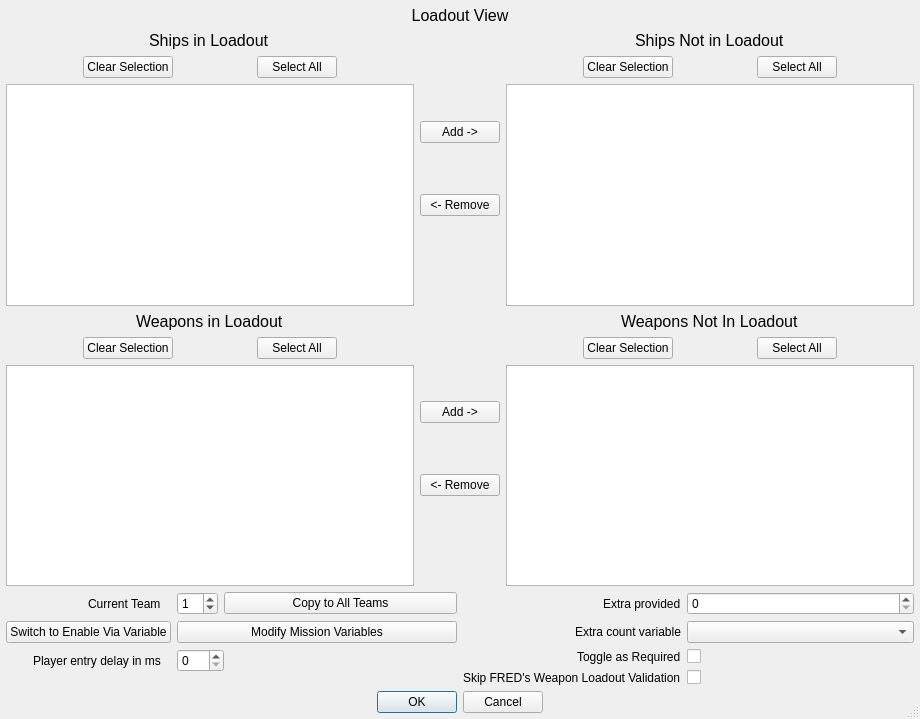
This is qtfred/ui/TeamLoadoutDialog.ui in scp-fs2open/fs2open.github.com as Qt 5 draws it before an edit. The edited form follows.
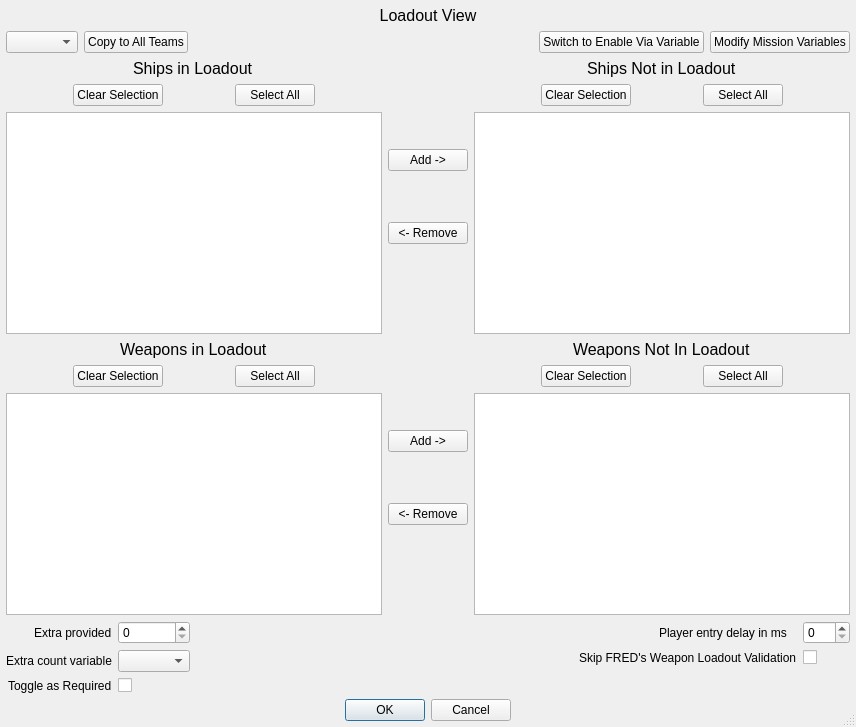
This is the edited form.

Commit message: show team list as dropdown like other dialogs

```diff
--- a/qtfred/ui/TeamLoadoutDialog.ui
+++ b/qtfred/ui/TeamLoadoutDialog.ui
@@ -12,8 +12,8 @@
    <rect>
     <x>0</x>
     <y>0</y>
-    <width>920</width>
-    <height>719</height>
+    <width>856</width>
+    <height>727</height>
    </rect>
   </property>
   <property name="minimumSize">
@@ -79,6 +79,53 @@
        </property>
       </widget>
      </item>
+     <item>
+      <layout class="QHBoxLayout" name="horizontalLayout">
+       <item>
+        <widget class="QComboBox" name="currentTeamComboBox"/>
+       </item>
+       <item>
+        <widget class="QPushButton" name="copyLoadoutToOtherTeamsButton">
+         <property name="sizePolicy">
+          <sizepolicy hsizetype="Minimum" vsizetype="Fixed">
+           <horstretch>0</horstretch>
+           <verstretch>0</verstretch>
+          </sizepolicy>
+         </property>
+         <property name="text">
+          <string>Copy to All Teams</string>
+         </property>
+        </widget>
+       </item>
+       <item>
+        <spacer name="horizontalSpacer_3">
+         <property name="orientation">
+          <enum>Qt::Horizontal</enum>
+         </property>
+         <property name="sizeHint" stdset="0">
+          <size>
+           <width>40</width>
+           <height>20</height>
+          </size>
+         </property>
+        </spacer>
+       </item>
+       <item>
+        <widget class="QPushButton" name="switchViewButton">
+         <property name="text">
+          <string>Switch to Enable Via Variable</string>
+         </property>
+        </widget>
+       </item>
+       <item>
+        <widget class="QPushButton" name="editVariables">
+         <property name="text">
+          <string>Modify Mission Variables</string>
+         </property>
+        </widget>
+       </item>
+      </layout>
+     </item>
      <item>
       <layout class="QHBoxLayout" name="upperHorizontalLayout">
        <item>
@@ -627,108 +674,6 @@
        <property name="sizeConstraint">
         <enum>QLayout::SetDefaultConstraint</enum>
        </property>
-       <item>
-        <layout class="QFormLayout" name="leftFooterForm">
-         <property name="sizeConstraint">
-          <enum>QLayout::SetDefaultConstraint</enum>
-         </property>
-         <property name="labelAlignment">
-          <set>Qt::AlignRight|Qt::AlignTrailing|Qt::AlignVCenter</set>
-         </property>
-         <item row="0" column="0">
-          <widget class="QLabel" name="currentTeamLabel">
-           <property name="text">
-            <string>Current Team   </string>
-           </property>
-          </widget>
-         </item>
-         <item row="0" column="1">
-          <layout class="QHBoxLayout" name="currentTeamFormRow">
-           <property name="sizeConstraint">
-            <enum>QLayout::SetDefaultConstraint</enum>
-           </property>
-           <item>
-            <widget class="QSpinBox" name="currentTeamSpinbox">
-             <property name="sizePolicy">
-              <sizepolicy hsizetype="Fixed" vsizetype="Fixed">
-               <horstretch>0</horstretch>
-               <verstretch>0</verstretch>
-              </sizepolicy>
-             </property>
-             <property name="value">
-              <number>1</number>
-             </property>
-            </widget>
-           </item>
-           <item>
-            <widget class="QPushButton" name="copyLoadoutToOtherTeamsButton">
-             <property name="sizePolicy">
-              <sizepolicy hsizetype="Minimum" vsizetype="Fixed">
-               <horstretch>0</horstretch>
-               <verstretch>0</verstretch>
-              </sizepolicy>
-             </property>
-             <property name="text">
-              <string>Copy to All Teams</string>
-             </property>
-            </widget>
-           </item>
-          </layout>
-         </item>
-         <item row="1" column="0">
-          <widget class="QPushButton" name="switchViewButton">
-           <property name="text">
-            <string>Switch to Enable Via Variable</string>
-           </property>
-          </widget>
-         </item>
-         <item row="1" column="1">
-          <widget class="QPushButton" name="editVariables">
-           <property name="text">
-            <string>Modify Mission Variables</string>
-           </property>
-          </widget>
-         </item>
-         <item row="2" column="0">
-          <widget class="QLabel" name="playerEntryDelayLabel">
-           <property name="minimumSize">
-            <size>
-             <width>91</width>
-             <height>0</height>
-            </size>
-           </property>
-           <property name="toolTip">
-            <string>&lt;html&gt;&lt;head/&gt;&lt;body&gt;&lt;p&gt;This is literally a delay before the player enters the mission.&lt;/p&gt;&lt;/body&gt;&lt;/html&gt;</string>
-           </property>
-           <property name="whatsThis">
-            <string>&lt;html&gt;&lt;head/&gt;&lt;body&gt;&lt;p&gt;This is literally a delay before the player enters the mission.  It uses a very rough 250 ms per frame (much less frequent than gameplay), so it usually better to either have the player jump in just at the start or if you need debris, to mark a ship as destroyed before the mission begins.&lt;/p&gt;&lt;/body&gt;&lt;/html&gt;</string>
-           </property>
-           <property name="text">
-            <string>Player entry delay in ms   </string>
-           </property>
-          </widget>
-         </item>
-         <item row="2" column="1">
-          <widget class="QDoubleSpinBox" name="playerDelayDoubleSpinbox">
-           <property name="sizePolicy">
-            <sizepolicy hsizetype="Fixed" vsizetype="Fixed">
-             <horstretch>0</horstretch>
-             <verstretch>0</verstretch>
-            </sizepolicy>
-           </property>
-           <property name="toolTip">
-            <string>&lt;html&gt;&lt;head/&gt;&lt;body&gt;&lt;p&gt;This is literally a delay before the player enters the mission.&lt;/p&gt;&lt;/body&gt;&lt;/html&gt;</string>
-           </property>
-           <property name="whatsThis">
-            <string>&lt;html&gt;&lt;head/&gt;&lt;body&gt;&lt;p&gt;This is literally a delay before the player enters the mission. It uses a very rough 250 ms per frame (much less frequent than gameplay), so it usually better to either have the player jump in just at the start or if you need debris, to mark a ship as destroyed before the mission begins.&lt;/p&gt;&lt;/body&gt;&lt;/html&gt;</string>
-           </property>
-           <property name="decimals">
-            <number>0</number>
-           </property>
-          </widget>
-         </item>
-        </layout>
-       </item>
        <item>
         <layout class="QFormLayout" name="rightFooterForm">
          <property name="labelAlignment">
@@ -779,14 +724,75 @@
            </property>
           </widget>
          </item>
-         <item row="3" column="0">
+        </layout>
+       </item>
+       <item>
+        <spacer name="horizontalSpacer_6">
+         <property name="orientation">
+          <enum>Qt::Horizontal</enum>
+         </property>
+         <property name="sizeHint" stdset="0">
+          <size>
+           <width>40</width>
+           <height>20</height>
+          </size>
+         </property>
+        </spacer>
+       </item>
+       <item>
+        <layout class="QFormLayout" name="leftFooterForm">
+         <property name="sizeConstraint">
+          <enum>QLayout::SetDefaultConstraint</enum>
+         </property>
+         <property name="labelAlignment">
+          <set>Qt::AlignRight|Qt::AlignTrailing|Qt::AlignVCenter</set>
+         </property>
+         <item row="0" column="0">
+          <widget class="QLabel" name="playerEntryDelayLabel">
+           <property name="minimumSize">
+            <size>
+             <width>91</width>
+             <height>0</height>
+            </size>
+           </property>
+           <property name="toolTip">
+            <string>&lt;html&gt;&lt;head/&gt;&lt;body&gt;&lt;p&gt;This is literally a delay before the player enters the mission.&lt;/p&gt;&lt;/body&gt;&lt;/html&gt;</string>
+           </property>
+           <property name="whatsThis">
+            <string>&lt;html&gt;&lt;head/&gt;&lt;body&gt;&lt;p&gt;This is literally a delay before the player enters the mission.  It uses a very rough 250 ms per frame (much less frequent than gameplay), so it usually better to either have the player jump in just at the start or if you need debris, to mark a ship as destroyed before the mission begins.&lt;/p&gt;&lt;/body&gt;&lt;/html&gt;</string>
+           </property>
+           <property name="text">
+            <string>Player entry delay in ms   </string>
+           </property>
+          </widget>
+         </item>
+         <item row="0" column="1">
+          <widget class="QDoubleSpinBox" name="playerDelayDoubleSpinbox">
+           <property name="sizePolicy">
+            <sizepolicy hsizetype="Fixed" vsizetype="Fixed">
+             <horstretch>0</horstretch>
+             <verstretch>0</verstretch>
+            </sizepolicy>
+           </property>
+           <property name="toolTip">
+            <string>&lt;html&gt;&lt;head/&gt;&lt;body&gt;&lt;p&gt;This is literally a delay before the player enters the mission.&lt;/p&gt;&lt;/body&gt;&lt;/html&gt;</string>
+           </property>
+           <property name="whatsThis">
+            <string>&lt;html&gt;&lt;head/&gt;&lt;body&gt;&lt;p&gt;This is literally a delay before the player enters the mission. It uses a very rough 250 ms per frame (much less frequent than gameplay), so it usually better to either have the player jump in just at the start or if you need debris, to mark a ship as destroyed before the mission begins.&lt;/p&gt;&lt;/body&gt;&lt;/html&gt;</string>
+           </property>
+           <property name="decimals">
+            <number>0</number>
+           </property>
+          </widget>
+         </item>
+         <item row="1" column="0">
           <widget class="QLabel" name="skipValidationLabel">
            <property name="text">
             <string>Skip FRED's Weapon Loadout Validation</string>
            </property>
           </widget>
          </item>
-         <item row="3" column="1">
+         <item row="1" column="1">
           <widget class="QCheckBox" name="weaponValidationCheckbox">
            <property name="layoutDirection">
             <enum>Qt::LeftToRight</enum>
```
The commit also changes 4 other files.
